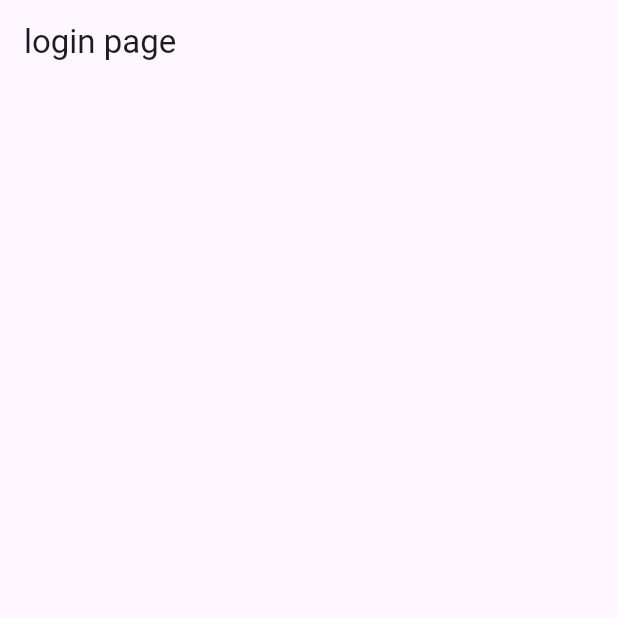
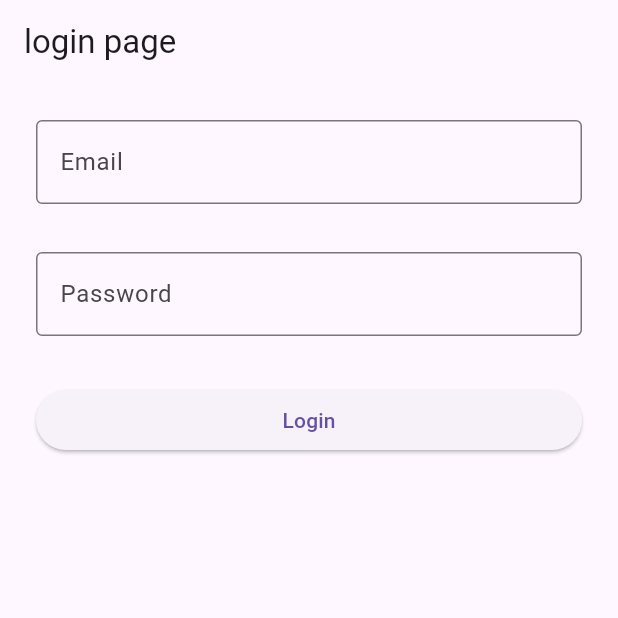
Before and after one commit to Pemrograman-IF-22/Tugas1-LoginPage-22421019-MalvinValencio, a Flutter app: the screen it shows after launch, on a phone screen of 412 x 824 dp, the top half of it. Run offline on Flutter 3.47's test engine with Material 3 defaults, Android fonts, the phone set to English and light mode, and no system bars.

Commit message:
membuat dashboard

```diff
--- /dev/null
+++ b/lib/dashboard_page.dart
@@ -0,0 +1,19 @@
+import 'package:flutter/material.dart';
+
+class DashboardPage extends StatelessWidget {
+  final String email;
+  const DashboardPage({
+    super.key,
+    required this.email
+    });
+
+  @override
+  Widget build(BuildContext context) {
+    return Scaffold(
+      appBar: AppBar(title: Text('Dashboard'), centerTitle: false),
+      body: Center(
+        child: Text('Selamat Datang: $email')
+      ),
+    );
+  }
+}
--- /dev/null
+++ b/lib/login_page.dart
@@ -0,0 +1,92 @@
+import 'package:flutter/material.dart';
+import 'package:login/dashboard_page.dart';
+
+class LoginPage extends StatefulWidget {
+  const LoginPage({super.key});
+
+  @override
+  State<LoginPage> createState() => _LoginPageState();
+}
+
+class _LoginPageState extends State<LoginPage> {
+  final _formKey = GlobalKey<FormState>();
+  TextEditingController emailcontroller = TextEditingController();
+  TextEditingController passwordcontroller = TextEditingController();
+
+  @override
+  Widget build(BuildContext context) {
+    return Scaffold(
+      appBar: AppBar(title: Text('login page'), centerTitle: false),
+      body: Form(
+        key: _formKey,
+        child: Padding(
+          padding: EdgeInsets.symmetric(horizontal: 16.0, vertical: 8.0),
+          child: Column(
+            children: [
+              Padding(
+                padding: EdgeInsets.symmetric(horizontal: 8.0, vertical: 16.0),
+                child: TextFormField(
+                  controller: emailcontroller,
+                  decoration: InputDecoration(
+                    border: OutlineInputBorder(),
+                    label: Text('Email'),
+                  ),
+                  validator: (value) {
+                    if (value == null || value.isEmpty) {
+                      return 'Masukkan Email Anda';
+                    }
+                    return null;
+                  },
+                ),
+              ),
+              Padding(
+                padding: EdgeInsets.symmetric(horizontal: 8.0, vertical: 16.0),
+                child: TextFormField(
+                  controller: passwordcontroller,
+                  decoration: InputDecoration(
+                    border: OutlineInputBorder(),
+                    label: Text('Password'),
+                  ),
+                  validator: (value) {
+                    if (value == null || value.isEmpty) {
+                      return 'Masukkan Password Anda';
+                    }
+                    return null;
+                  },
+                ),
+              ),
+              Padding(
+                padding: EdgeInsets.symmetric(horizontal: 8.0, vertical: 16.0),
+                child: SizedBox(
+                  width: double.infinity,
+                  child: ElevatedButton(
+                    onPressed: () {
+                      debugPrint('Email: ${emailcontroller.text}');
+                      debugPrint('Password: ${passwordcontroller.text}');
+
+                      if (_formKey.currentState!.validate()) {
+                        Navigator.push(
+                          context,
+                          MaterialPageRoute(
+                            builder:
+                                (context) =>
+                                    DashboardPage(email: emailcontroller.text),
+                          ),
+                        );
+                      } else {
+                        ScaffoldMessenger.of(context).showSnackBar(
+                          SnackBar(content: Text('Silahkan Lengkapi form')),
+                        );
+                      }
+                    },
+                    child: Text('Login'),
+                  ),
+                ),
+              ),
+            ],
+          ),
+        ),
+      ),
+    );
+  }
+}
--- a/lib/main.dart
+++ b/lib/main.dart
@@ -1,4 +1,5 @@
 import 'package:flutter/material.dart';
+import 'package:login/login_page.dart';
 
 void main() {
   runApp(MyApp());
@@ -9,13 +10,10 @@ class MyApp extends StatelessWidget {
 
   @override
   Widget build(BuildContext context) {
-    return MaterialApp(title: 'login app',
-     home: Scaffold(
-      appBar: AppBar(
-        title: Text('login page'),
-        centerTitle: false,
-      ),
-    )
+    return MaterialApp(
+      title: 'login page',
+      home:  LoginPage()
+
     );
   }
 }
```
